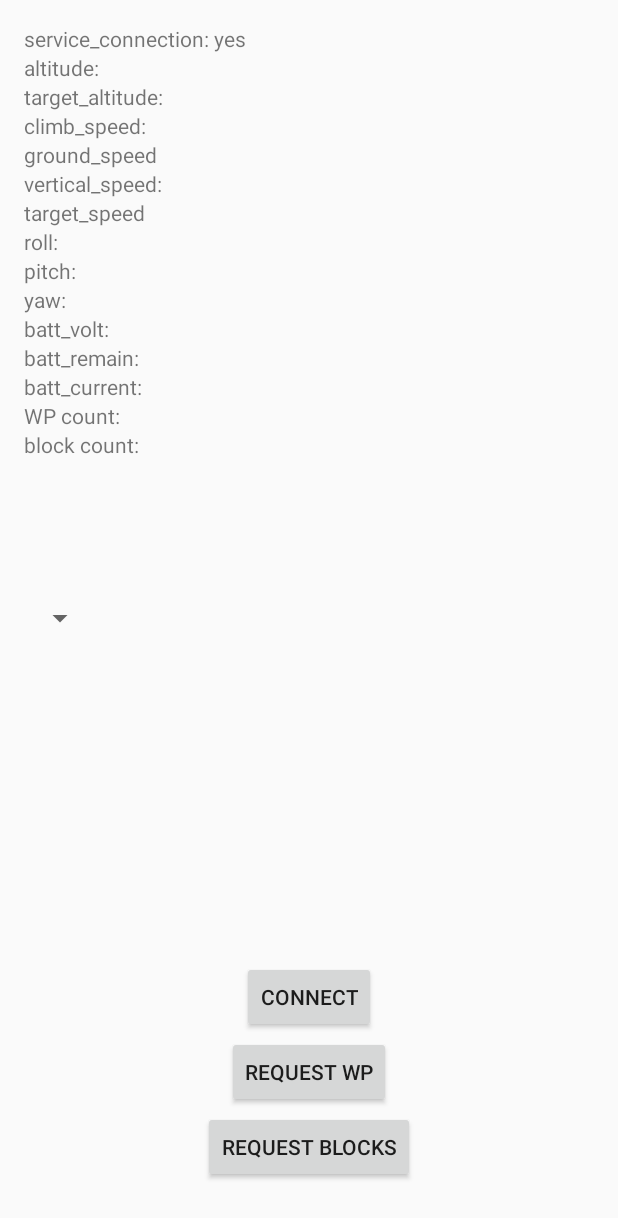
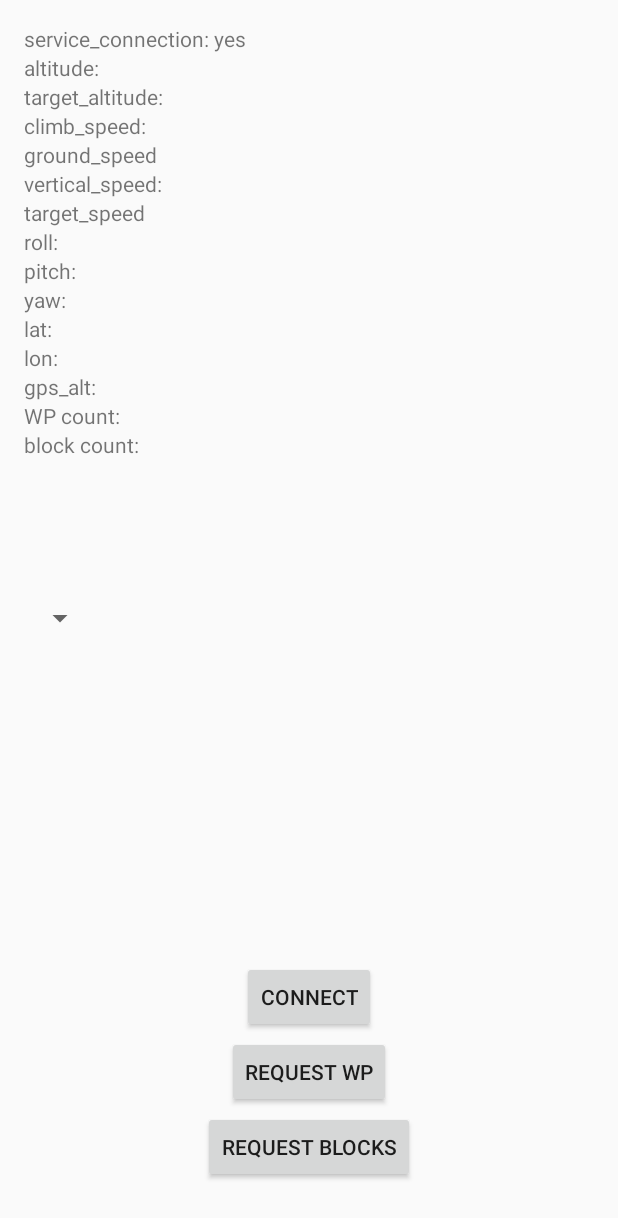
Before and after one commit to tudelft/PPRZServices, an Android app: the screen it shows after launch (MainActivity), on a phone screen of 412 x 824 dp. Shown: the top 1218 px of the screen. Run offline under Robolectric (Android 15) with nearby library versions, the phone set to English and light mode, and no system bars; 3 statements that could not run were skipped.

Commit message:
Fixed position and added waypoint writing capabilities

```diff
--- a/PPRZServiceClient/app/src/main/java/com/pprzserviceclient/MainActivity.java
+++ b/PPRZServiceClient/app/src/main/java/com/pprzserviceclient/MainActivity.java
@@ -7,6 +7,7 @@ import com.aidllib.core.mavlink.waypoints.Waypoint;
 import com.aidllib.core.model.Altitude;
 import com.aidllib.core.model.Attitude;
 import com.aidllib.core.model.Heartbeat;
+import com.aidllib.core.model.Position;
 import com.aidllib.core.model.Speed;
 
 import android.app.Activity;
@@ -65,6 +66,12 @@ public class MainActivity extends Activity implements AdapterView.OnItemSelected
 	private TextView pitch;
 
 	private TextView yaw;
+
+	private TextView lat;
+
+	private TextView lon;
+
+	private TextView gpsAlt;
 
 	private TextView wpCount;
 
@@ -142,11 +149,8 @@ public class MainActivity extends Activity implements AdapterView.OnItemSelected
 	    			break;
 	    		}
 
-	    		case "BATTERY_UPDATED": {
-	    			break;
-	    		}
-
 	    		case "POSITION_UPDATED": {
+					updatePosition();
 	    			break;
 	    		}
 
@@ -204,6 +208,12 @@ public class MainActivity extends Activity implements AdapterView.OnItemSelected
 		pitch = (TextView) findViewById(R.id.pitch);
 
 		yaw = (TextView) findViewById(R.id.yaw);
+
+		lat = (TextView) findViewById(R.id.lat);
+
+		lon = (TextView) findViewById(R.id.lon);
+
+		gpsAlt = (TextView) findViewById(R.id.gps_alt);
 
 		wpCount = (TextView) findViewById(R.id.waypoint_count);
 
@@ -419,6 +429,22 @@ public class MainActivity extends Activity implements AdapterView.OnItemSelected
 		});
 	}
 
+	private void updatePosition() {
+		handler.post(new Runnable() {
+			@Override
+			public void run() {
+				try {
+					Position mPosition = getAttribute("POSITION");
+					lat.setText(getString(R.string.roll) + " " + String.format("%d", mPosition.getLat()));
+					lon.setText(getString(R.string.pitch) + " " + String.format("%d", mPosition.getLon()));
+					gpsAlt.setText(getString(R.string.yaw) + " " + String.format("%d", mPosition.getAlt()));
+				} catch (Throwable t) {
+					Log.e(TAG, "Error while updating the position", t);
+				}
+			}
+		});
+	}
+
 	public <T extends Parcelable> T getAttribute(String type) {
         if (type == null)
             return null;
@@ -457,6 +483,9 @@ public class MainActivity extends Activity implements AdapterView.OnItemSelected
             case "ATTITUDE":
             	return (T) new Attitude();
 
+			case "POSITION":
+				return (T) new Position();
+
             default:
             	return null;
         }
@@ -475,6 +504,9 @@ public class MainActivity extends Activity implements AdapterView.OnItemSelected
 
 			case "ATTITUDE":
 				return Attitude.class.getClassLoader();
+
+			case "POSITION":
+				return Position.class.getClassLoader();
 
 			default:
 				return null;
--- a/PPRZServiceClient/app/src/main/res/layout/activity_main.xml
+++ b/PPRZServiceClient/app/src/main/res/layout/activity_main.xml
@@ -99,35 +99,37 @@
     <!-- Battery -->
 
     <TextView
-        android:id="@+id/batt_volt"
+        android:id="@+id/lat"
         android:layout_width="wrap_content"
         android:layout_height="wrap_content"
         android:layout_alignLeft="@+id/yaw"
         android:layout_below="@+id/yaw"
-        android:text="@string/batt_volt" />
+        android:text="@string/lat" />
 
     <TextView
-        android:id="@+id/batt_remain"
+        android:id="@+id/lon"
         android:layout_width="wrap_content"
         android:layout_height="wrap_content"
-        android:layout_alignLeft="@+id/batt_volt"
-        android:layout_below="@+id/batt_volt"
-        android:text="@string/batt_remain" />
+        android:layout_alignLeft="@+id/lat"
+        android:layout_below="@+id/lat"
+        android:text="@string/lon" />
 
     <TextView
-        android:id="@+id/batt_current"
+        android:id="@+id/gps_alt"
         android:layout_width="wrap_content"
         android:layout_height="wrap_content"
-        android:layout_alignLeft="@+id/batt_remain"
-        android:layout_below="@+id/batt_remain"
-        android:text="@string/batt_current" />
+        android:layout_alignLeft="@+id/lon"
+        android:layout_below="@+id/lon"
+        android:text="@string/gps_alt" />
+
+    <!-- Waypoints -->
 
     <TextView
         android:id="@+id/waypoint_count"
         android:layout_width="wrap_content"
         android:layout_height="wrap_content"
-        android:layout_alignLeft="@+id/batt_current"
-        android:layout_below="@+id/batt_current"
+        android:layout_alignLeft="@+id/gps_alt"
+        android:layout_below="@+id/gps_alt"
         android:text="@string/waypoint_count" />
 
     <!-- Mission blocks -->
--- a/PPRZServiceClient/app/src/main/res/values/strings.xml
+++ b/PPRZServiceClient/app/src/main/res/values/strings.xml
@@ -23,9 +23,9 @@
     <string name="pitch">pitch:</string>
     <string name="yaw">yaw:</string>
 
-    <string name="batt_volt">batt_volt:</string>
-    <string name="batt_remain">batt_remain:</string>
-    <string name="batt_current">batt_current:</string>
+    <string name="lat">lat:</string>
+    <string name="lon">lon:</string>
+    <string name="gps_alt">gps_alt:</string>
 
     <string name="waypoint_count">WP count:</string>
     <string name="block_count">block count:</string>
```
